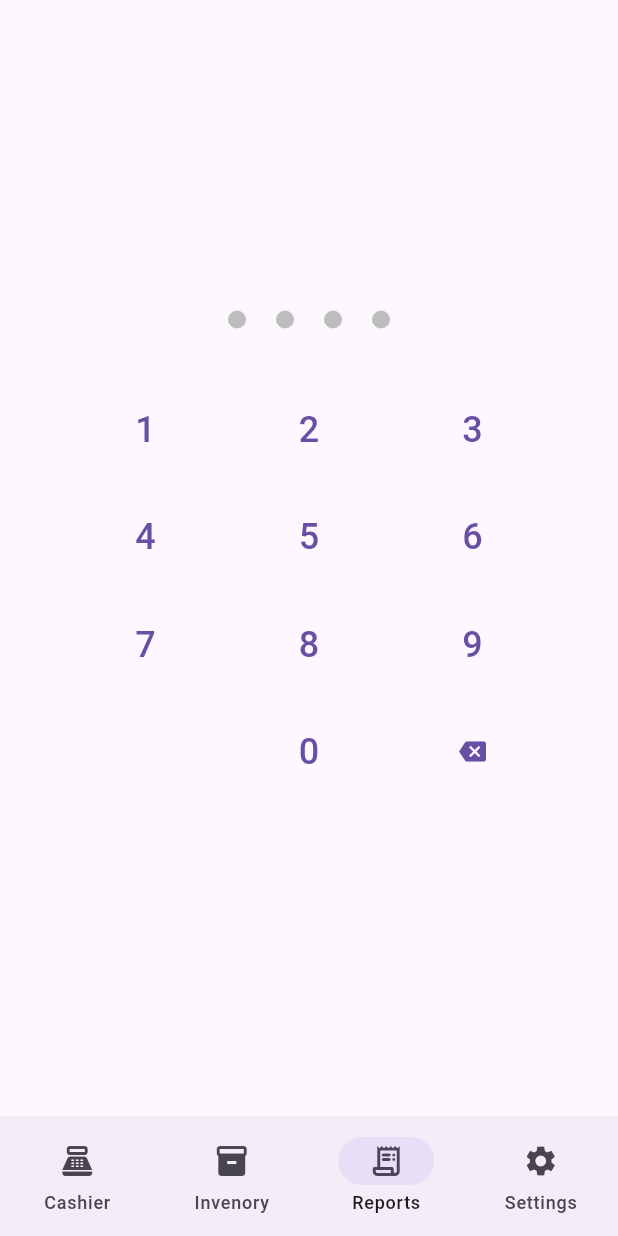
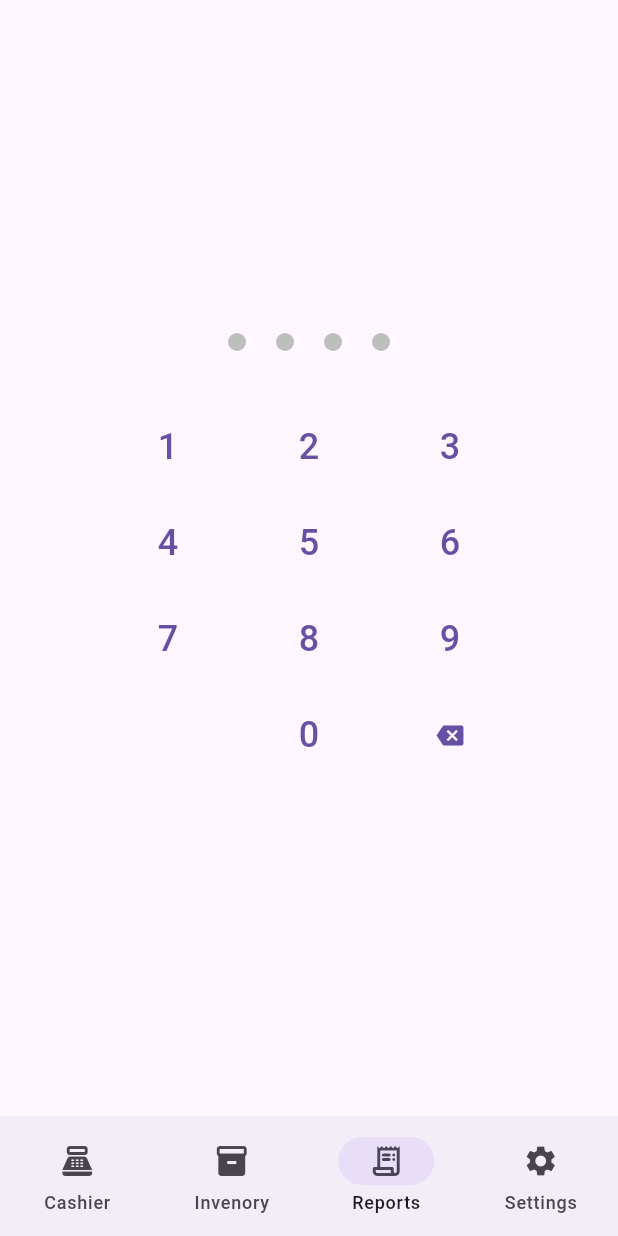
Before and after one commit to NikitaEremin/api_study, a Flutter app: the ReportsScreen screen opened by its route, on a phone screen of 412 x 824 dp. Run offline on Flutter 3.47's test engine with Material 3 defaults, Android fonts, the phone set to English and light mode, and no system bars; our stand-ins replace dio, go_router.

Commit message:
optimize imports

```diff
--- a/lib/main.dart
+++ b/lib/main.dart
@@ -1,4 +1,4 @@
-import 'package:api_study/router.dart';
+import 'package:api_study/router/router.dart';
 import 'package:flutter/material.dart';
 
 void main() => runApp(const App());
--- a/lib/screens/auth_screen.dart
+++ b/lib/screens/auth_screen.dart
@@ -1,4 +1,4 @@
-import 'package:api_study/router.dart';
+import 'package:api_study/router/router.dart';
 import 'package:flutter/material.dart';
 import 'package:go_router/go_router.dart';
 
--- a/lib/screens/cashier_screen.dart
+++ b/lib/screens/cashier_screen.dart
@@ -1,4 +1,4 @@
-import 'package:api_study/router.dart';
+import 'package:api_study/router/router.dart';
 import 'package:flutter/material.dart';
 import 'package:go_router/go_router.dart';
 
--- a/lib/screens/reports_screen.dart
+++ b/lib/screens/reports_screen.dart
@@ -1,7 +1,5 @@
 import 'package:api_study/widgets/pin_pad.dart';
-import 'package:flutter/cupertino.dart';
 import 'package:flutter/material.dart';
-import 'package:flutter/widgets.dart';
 
 class ReportsScreen extends StatelessWidget {
   const ReportsScreen({super.key});
@@ -16,8 +14,8 @@ class ReportsScreen extends StatelessWidget {
     return Scaffold(
       body: Center(
         child: SizedBox(
-          height: 330,
-          width: 330,
+          height: 300,
+          width: 300,
           child: PinPad(onCompleted: someFunction,),
         ),
       ),
--- a/lib/screens/splash_screen.dart
+++ b/lib/screens/splash_screen.dart
@@ -1,4 +1,4 @@
-import 'package:api_study/router.dart';
+import 'package:api_study/router/router.dart';
 import 'package:flutter/material.dart';
 import 'package:go_router/go_router.dart';
 
```
Also changed, not shown: lib/router/router.dart (renamed from lib/router.dart).
